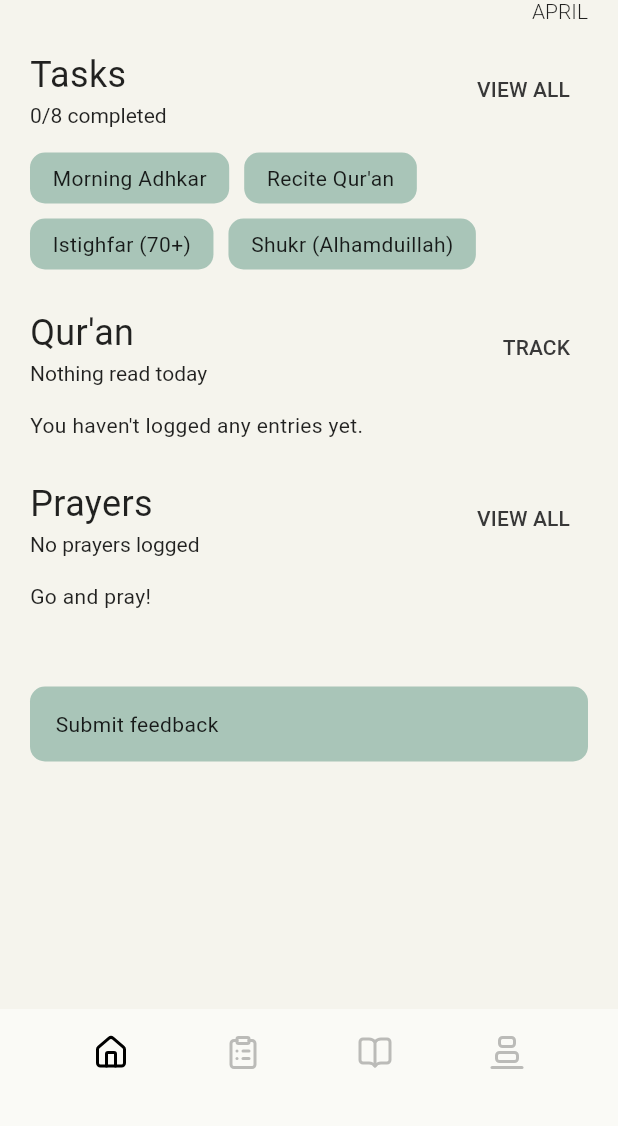
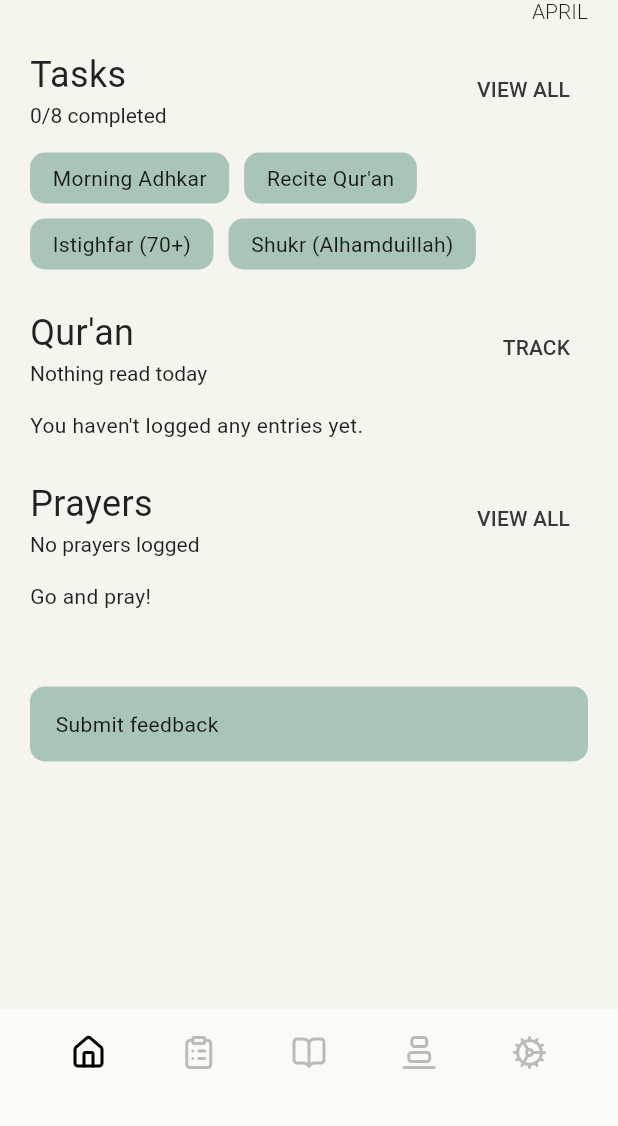
Before and after one commit to hkamran80/ramadan-taskminder, a Flutter app: the screen it shows after launch, on a phone screen of 412 x 824 dp, the part 110-1236 px from its top. Run offline on Flutter 3.47's test engine with Material 2 defaults, Android fonts, the phone set to English and light mode, and no system bars; our stand-ins replace go_router, google_fonts, hijri, hive_flutter, lucide_icons, shared_preferences; accounts and stored records are empty; Roboto replaces fonts that are missing (Numans).

```diff
--- a/lib/widgets/page_footer.dart
+++ b/lib/widgets/page_footer.dart
@@ -17,6 +17,7 @@ class PageFooter extends StatelessWidget {
       ["/tasks", LucideIcons.clipboardList],
       ["/quran", LucideIcons.bookOpen],
       ["/prayers", LucideIcons.alignVerticalJustifyEnd],
+      ["/settings", LucideIcons.cog],
     ];
 
     return Center(
@@ -29,7 +30,7 @@ class PageFooter extends StatelessWidget {
                 ? const Color.fromRGBO(0, 0, 0, 0.5)
                 : const Color.fromRGBO(255, 255, 255, 0.5),
             child: Padding(
-              padding: const EdgeInsets.fromLTRB(50, 5, 50, 25),
+              padding: const EdgeInsets.fromLTRB(35, 5, 35, 25),
               child: Row(
                 mainAxisAlignment: MainAxisAlignment.spaceBetween,
                 crossAxisAlignment: CrossAxisAlignment.start,
```
